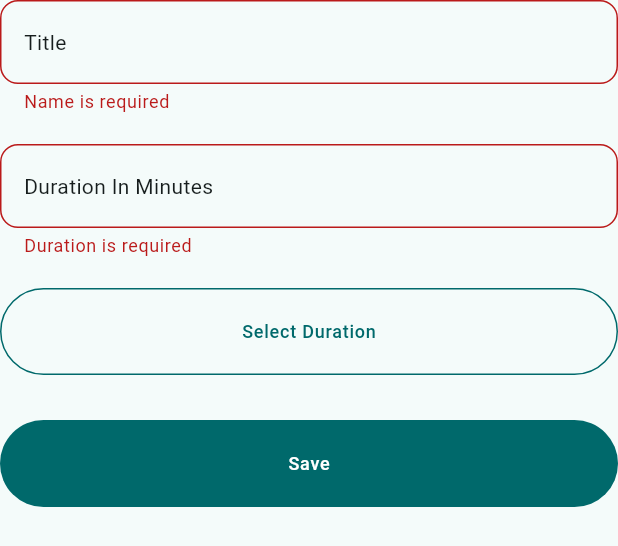
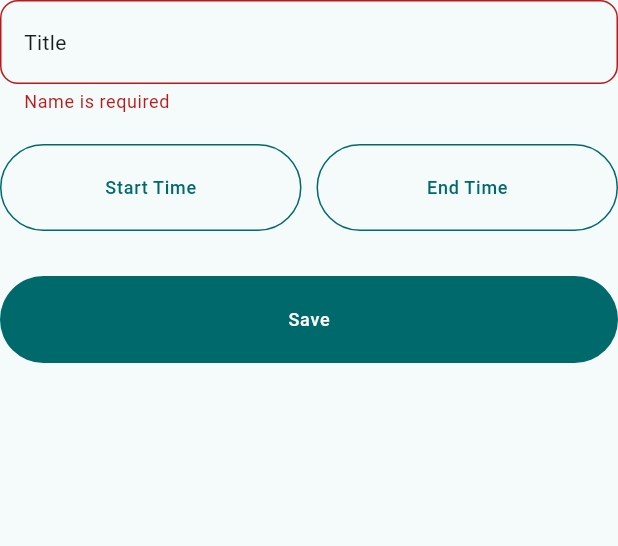
Before and after one commit to sherazahmad720/invisible_labor, a Flutter app: the TaskForm widget shown alone on an empty page, opened directly, after a tap on "Save", on a phone screen of 412 x 824 dp. Shown: the top 546 px of the screen. Run offline on Flutter 3.47's test engine with Material 3 defaults, Android fonts, the phone set to English and light mode, and no system bars; our stand-ins replace cached_network_image, cloud_firestore, firebase_auth, firebase_core, form_field_validator, get and 2 more; missing offline and left inert: paginate_firestore_plus; accounts and stored records are empty.

Commit message:
tasks duration

```diff
--- a/lib/views/widgets/bottom_sheets/task_form.dart
+++ b/lib/views/widgets/bottom_sheets/task_form.dart
@@ -2,6 +2,7 @@ import 'package:cloud_firestore/cloud_firestore.dart';
 import 'package:firebase_auth/firebase_auth.dart';
 import 'package:flutter/material.dart';
 import 'package:get/get.dart';
+import 'package:intl/intl.dart';
 import 'package:labor/controllers/auth_controller.dart';
 import 'package:labor/models/task_model.dart';
 import 'package:labor/models/workspace_model.dart';
@@ -20,12 +21,13 @@ class TaskForm extends StatefulWidget {
 
 class _TaskFormState extends State<TaskForm> {
   TextEditingController titleController = TextEditingController();
-  TextEditingController durationController = TextEditingController();
+
   AuthController _authController = Get.find<AuthController>();
   GlobalKey<FormState> formKey = GlobalKey();
   bool isLoading = false;
 
-  DateTimeRange? dateTimeRange;
+  DateTime? startDateTime;
+  DateTime? endDateTime;
 
   @override
   Widget build(BuildContext context) {
@@ -47,28 +49,25 @@ class _TaskFormState extends State<TaskForm> {
                 labelText: 'Title',
                 hintText: 'Write you task title here...',
               ),
-              20.height,
-              CustomTextFormField(
-                controller: durationController,
-                keyboardType: TextInputType.number,
-                validator: (val) {
-                  if ((val?.trim() ?? '').isEmpty) {
-                    return 'Duration is required';
-                  }
-                  return null;
-                },
-                labelText: 'Duration In Minutes',
-                hintText: 'Write you duration in minutes here...',
-              ),
 
               20.height,
-              CustomButton(
-                buttonText: 'Select Duration',
+              Row(
+                children: [
+                  Expanded(
+                    child: CustomButton(
+                      buttonText:
+                          startDateTime != null
+                              ? DateFormat(
+                                'yyyy-MM-dd – kk:mm',
+                              ).format(startDateTime!)
+                              : 'Start Time',
                       buttonType: ButtonType.bordered,
                       onPressed: () async {
                         DateTime? start = await showDatePicker(
                           context: context,
-                    firstDate: DateTime.now().subtract(Duration(days: 365)),
+                          firstDate: DateTime.now().subtract(
+                            Duration(days: 365),
+                          ),
                           lastDate: DateTime.now().add(Duration(days: 365 * 3)),
                           initialDate: DateTime.now(),
                         );
@@ -81,11 +80,61 @@ class _TaskFormState extends State<TaskForm> {
 
                           if (startTime != null) {
                             setState(() {
-                        // dateTimeRange =  DateTimeRange(start: start, end: end)
+                              startDateTime = DateTime(
+                                start.year,
+                                start.month,
+                                start.day,
+                                startTime.hour,
+                                startTime.minute,
+                              );
                             });
                           }
                         }
                       },
+                    ),
+                  ),
+                  10.width,
+                  Expanded(
+                    child: CustomButton(
+                      buttonText:
+                          endDateTime != null
+                              ? DateFormat(
+                                'yyyy-MM-dd – kk:mm',
+                              ).format(endDateTime!)
+                              : 'End Time',
+                      buttonType: ButtonType.bordered,
+                      onPressed: () async {
+                        DateTime? end = await showDatePicker(
+                          context: context,
+                          firstDate: DateTime.now().subtract(
+                            Duration(days: 365),
+                          ),
+                          lastDate: DateTime.now().add(Duration(days: 365 * 3)),
+                          initialDate: DateTime.now(),
+                        );
+
+                        if (end != null) {
+                          TimeOfDay? endTime = await showTimePicker(
+                            context: context,
+                            initialTime: TimeOfDay.now(),
+                          );
+
+                          if (endTime != null) {
+                            setState(() {
+                              endDateTime = DateTime(
+                                end.year,
+                                end.month,
+                                end.day,
+                                endTime.hour,
+                                endTime.minute,
+                              );
+                            });
+                          }
+                        }
+                      },
+                    ),
+                  ),
+                ],
               ),
             ],
           ),
@@ -103,22 +152,21 @@ class _TaskFormState extends State<TaskForm> {
             });
             TaskModel taskModel = TaskModel(
               title: titleController.text,
-              durationInMinutes: int.tryParse(durationController.text),
+              durationInMinutes:
+                  DateTimeRange(
+                    start: startDateTime!,
+                    end: endDateTime!,
+                  ).duration.inMinutes,
               workspaceId: _authController.selectedWorkSpace?.ref?.id,
               doneBy: _authController.userModel?.ref?.id,
+              startTime: startDateTime,
+              endTime: endDateTime,
               isPublic: false,
             );
 
             DocumentReference? ref = await FirebaseServices.createTask(
               taskModel,
             );
-            // if (ref != null) {
-            //   DocumentSnapshot doc = await ref.get();
-            //   if (doc.exists) {
-            //     _authController.selectWorkSpace = TaskModel.fromDoc(doc);
-            //     _authController.update();
-            //   }
-            // }
 
             setState(() {
               isLoading = false;
```
Also changed, not shown: lib/views/screens/navigation/dashboard_screen.dart (+26 -8 lines). Lines whose indentation alone changed are shown as unchanged.
